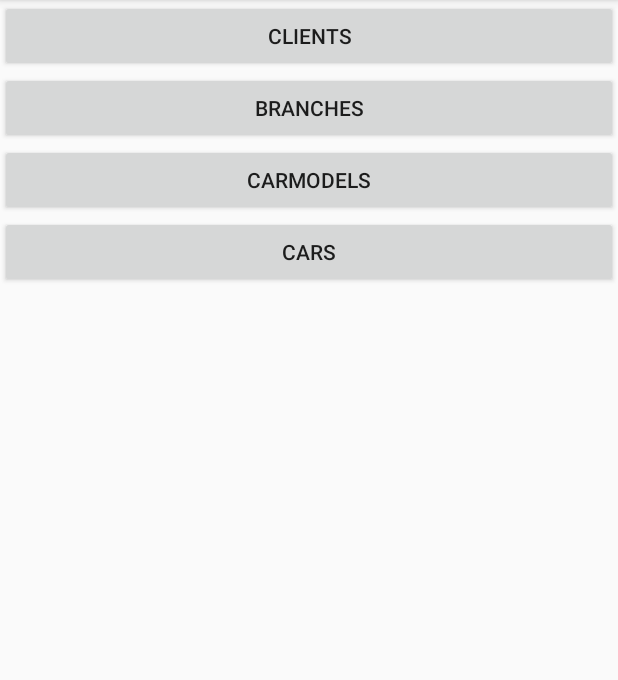
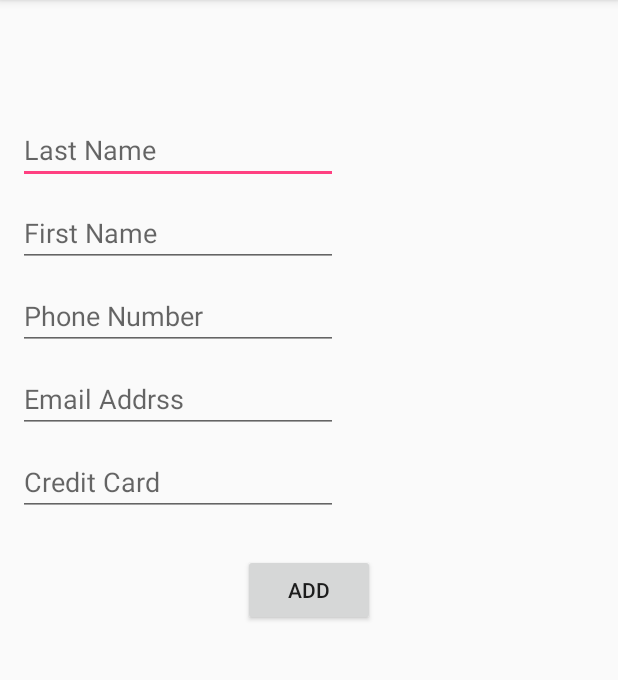
Before and after one commit to matanmor97/Project_Java_5778, an Android app: the screen it shows after launch (MainActivity before the commit, ClientProperty after it), after a tap on "CLIENTS", on a phone screen of 412 x 824 dp, the part 84-764 px from its top. Run offline under Robolectric (Android 15) with nearby library versions, the phone set to English and light mode, and no system bars.

Commit message:
aviad 4.1

```diff
--- a/app/src/main/AndroidManifest.xml
+++ b/app/src/main/AndroidManifest.xml
@@ -16,7 +16,8 @@
                 <category android:name="android.intent.category.LAUNCHER" />
             </intent-filter>
         </activity>
-        <activity android:name=".controller.Clients"></activity>
+        <activity android:name=".controller.ClientsList" />
+        <activity android:name=".controller.ClientProperty"></activity>
     </application>
 
 </manifest>
--- /dev/null
+++ b/app/src/main/java/com/example/user/project_java_5778/controller/ClientProperty.java
@@ -0,0 +1,73 @@
+package com.example.user.project_java_5778.controller;
+
+import android.app.Activity;
+import android.content.ContentValues;
+import android.os.Bundle;
+import android.support.v7.app.AppCompatActivity;
+import android.view.View;
+import android.widget.Button;
+import android.widget.EditText;
+
+import com.example.user.project_java_5778.R;
+import com.example.user.project_java_5778.model.backend.TakeGo_Const;
+import com.example.user.project_java_5778.model.datasource.List_DBManager;
+
+import com.example.user.project_java_5778.model.backend.TakeGo_Const;
+
+public class ClientProperty extends AppCompatActivity implements View.OnClickListener {
+
+    private Button addClient;
+    private EditText lastName_editText;
+    private EditText firstName_editText;
+    private EditText phoneNumber_editText;
+    private EditText emailAddress_editText;
+    private EditText creditCard_editText;
+
+    private void findViews() {
+        addClient = (Button) findViewById(R.id.addButton);
+        lastName_editText = (EditText) findViewById(R.id.lastName_editText)
+        firstName_editText = (EditText) findViewById(R.id.fristName_editText)
+        phoneNumber_editText = (EditText) findViewById(R.id.phoneNumber_editText)
+        emailAddress_editText = (EditText) findViewById(R.id.emailAddress_editText)
+        creditCard_editText = (EditText) findViewById(R.id.creditCard_editText)
+
+        addClient.setOnClickListener( this );
+    }
+
+    @Override
+    public void onClick(View v) {
+
+        ContentValues contentValues = new ContentValues();
+
+        String lastName = lastName_editText.getText().toString();
+        contentValues.put(TakeGo_Const.ClientConst.lastName, lastName);
+
+        String firstName = firstName_editText.getText().toString();
+        contentValues.put(TakeGo_Const.ClientConst.firstName, firstName);
+
+        String phoneNumber = phoneNumber_editText.getText().toString();
+        contentValues.put(TakeGo_Const.ClientConst.phoneNumber, phoneNumber);
+
+        String emailAddress = emailAddress_editText.getText().toString();
+        contentValues.put(TakeGo_Const.ClientConst.emailAddress, emailAddress);
+
+        String creditCard = creditCard_editText.getText().toString();
+        contentValues.put(TakeGo_Const.ClientConst.creditCard, creditCard);
+
+
+        List_DBManager.clients.add(TakeGo_Const.ContentValueToClient(contentValues));
+
+
+    }
+
+
+    @Override
+    protected void onCreate(Bundle savedInstanceState) {
+        super.onCreate(savedInstanceState);
+        setContentView(R.layout.activity_client_property);
+
+
+
+    }
+
+}
--- a/app/src/main/java/com/example/user/project_java_5778/controller/MainActivity.java
+++ b/app/src/main/java/com/example/user/project_java_5778/controller/MainActivity.java
@@ -1,6 +1,7 @@
 package com.example.user.project_java_5778.controller;
 
 import android.app.Activity;
+import android.content.Intent;
 import android.support.v7.app.AppCompatActivity;
 import android.os.Bundle;
 import android.view.View;
@@ -37,7 +38,11 @@ public class MainActivity extends AppCompatActivity implements View.OnClickListe
      */
     @Override
     public void onClick(View v) {
+
         if ( v == clients ) {
+
+            Intent myIntent = new Intent(this, ClientProperty.class);
+            startActivity(myIntent);
             // Handle clicks for clients
         } else if ( v == branches ) {
             // Handle clicks for branches
--- a/app/src/main/java/com/example/user/project_java_5778/model/backend/TakeGo_Const.java
+++ b/app/src/main/java/com/example/user/project_java_5778/model/backend/TakeGo_Const.java
@@ -18,7 +18,7 @@ public class TakeGo_Const {
         public static final String lastName = "lastName";
         public static final String id = "_id";
         public static final String phoneNumber = "phoneNumber";
-        public static final String emailAdress = "emailAdress";
+        public static final String emailAddress = "emailAddress";
         public static final String creditCard = "creditCard";
     }
 
--- /dev/null
+++ b/app/src/main/res/layout/activity_client_property.xml
@@ -0,0 +1,91 @@
+<?xml version="1.0" encoding="utf-8"?>
+<LinearLayout xmlns:android="http://schemas.android.com/apk/res/android"
+    xmlns:app="http://schemas.android.com/apk/res-auto"
+    xmlns:tools="http://schemas.android.com/tools"
+    android:layout_width="match_parent"
+    android:layout_height="wrap_content"
+    android:orientation="vertical"
+    tools:context="com.example.user.project_java_5778.controller.ClientProperty">
+
+
+    <EditText
+        android:id="@+id/lastName_editText"
+        android:layout_width="wrap_content"
+        android:layout_height="wrap_content"
+        android:layout_marginLeft="12dp"
+        android:layout_marginStart="12dp"
+        android:layout_marginTop="77dp"
+        android:ems="10"
+        android:inputType="textPersonName"
+        android:hint="@string/lastName_ClientProperty"
+        android:layout_alignParentTop="true"
+        android:layout_toRightOf="@+id/clients"
+        android:layout_toEndOf="@+id/clients" />
+
+    <EditText
+        android:id="@+id/fristName_editText"
+        android:layout_width="wrap_content"
+        android:layout_height="wrap_content"
+        android:layout_marginLeft="12dp"
+        android:layout_marginStart="12dp"
+        android:layout_marginTop="10dp"
+        android:ems="10"
+        android:inputType="textPersonName"
+        android:hint="@string/firstName_ClientProperty"
+        android:layout_alignParentTop="true"
+        android:layout_toRightOf="@+id/clients"
+        android:layout_toEndOf="@+id/clients" />
+
+    <EditText
+        android:id="@+id/phoneNumber_editText"
+        android:layout_width="wrap_content"
+        android:layout_height="wrap_content"
+        android:layout_marginLeft="12dp"
+        android:layout_marginStart="12dp"
+        android:layout_marginTop="10dp"
+        android:ems="10"
+        android:inputType="textPersonName"
+        android:hint="@string/phoneNumber_ClientProperty"
+        android:layout_alignParentTop="true"
+        android:layout_toRightOf="@+id/clients"
+        android:layout_toEndOf="@+id/clients" />
+
+    <EditText
+        android:id="@+id/emailAddress_editText"
+        android:layout_width="wrap_content"
+        android:layout_height="wrap_content"
+        android:layout_marginLeft="12dp"
+        android:layout_marginStart="12dp"
+        android:layout_marginTop="10dp"
+        android:ems="10"
+        android:inputType="textPersonName"
+        android:hint="@string/emailAddress_ClientProperty"
+        android:layout_alignParentTop="true"
+        android:layout_toRightOf="@+id/clients"
+        android:layout_toEndOf="@+id/clients" />
+
+    <EditText
+        android:id="@+id/creditCard_editText"
+        android:layout_width="wrap_content"
+        android:layout_height="wrap_content"
+        android:layout_marginLeft="12dp"
+        android:layout_marginStart="12dp"
+        android:layout_marginTop="10dp"
+        android:ems="10"
+        android:inputType="textPersonName"
+        android:hint="@string/creditCard_ClientProperty"
+        android:layout_alignParentTop="true"
+        android:layout_toRightOf="@+id/clients"
+        android:layout_toEndOf="@+id/clients" />
+
+
+    <Button
+        android:id="@+id/addButton"
+        android:layout_width="wrap_content"
+        android:layout_height="wrap_content"
+        android:layout_gravity="center"
+        android:layout_marginTop="25dp"
+        android:text="@string/addButton"/>
+
+
+</LinearLayout>
--- a/app/src/main/res/values/strings.xml
+++ b/app/src/main/res/values/strings.xml
@@ -4,4 +4,15 @@
     <string name="branches">branches</string>
     <string name="carModels">carModels</string>
     <string name="cars">cars</string>
+
+
+    // Strings for ClientList file:
+    <string name="lastName_ClientProperty">Last Name</string>
+    <string name="firstName_ClientProperty">First Name</string>
+    <string name="phoneNumber_ClientProperty">Phone Number</string>
+    <string name="emailAddress_ClientProperty">Email Addrss</string>
+    <string name="creditCard_ClientProperty">Credit Card</string>
+    <string name="addButton">add</string>
+
+
 </resources>
```
Also changed, not shown: app/src/main/java/com/example/user/project_java_5778/model/datasource/List_DBManager.java (+16 -5 lines), app/src/main/res/layout/client_layout.xml (deleted, +0 -13 lines), 1 other file.
